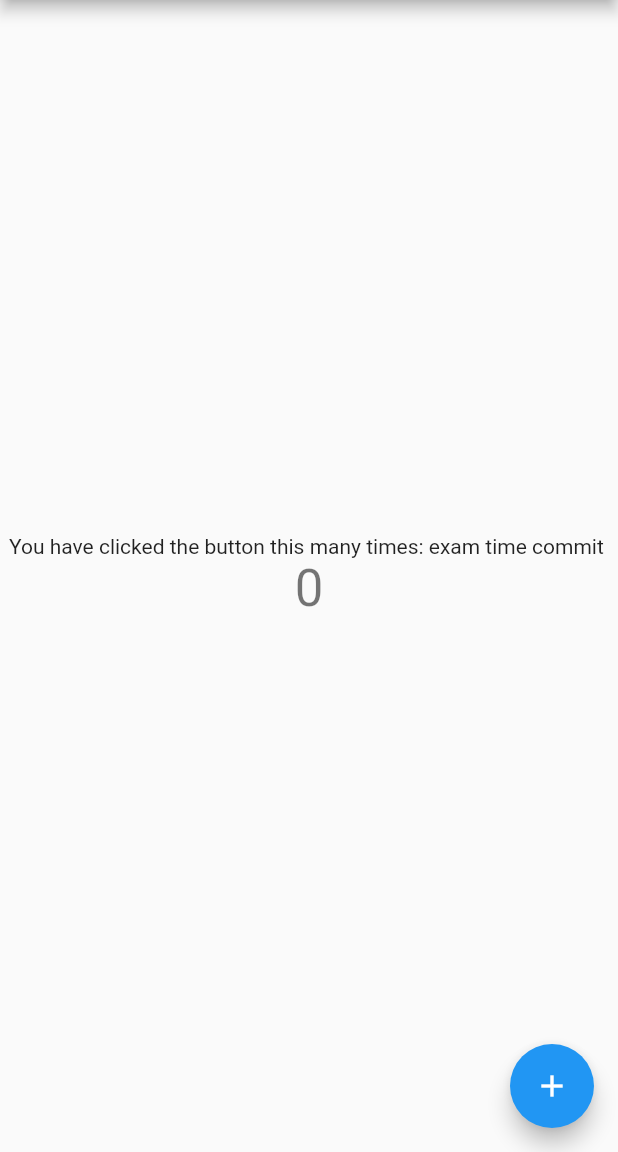
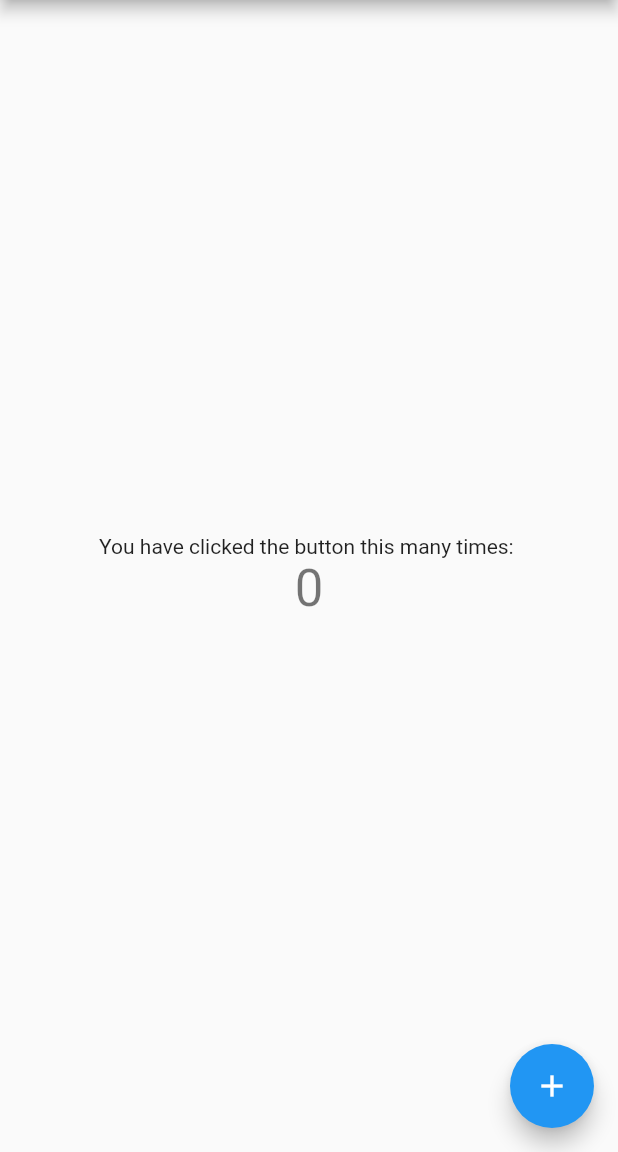
Before and after one commit to ankitojha07/flutter_app_one, a Flutter app: the screen it shows after launch, on a phone screen of 412 x 824 dp, the part 84-1236 px from its top. Run offline on Flutter 3.47's test engine with Material 2 defaults, Android fonts, the phone set to English and light mode, and no system bars.

Commit message:
Text : change

```diff
--- a/lib/main.dart
+++ b/lib/main.dart
@@ -47,7 +47,7 @@ class _MyHomePageState extends State<MyHomePage> {
           mainAxisAlignment: MainAxisAlignment.center,
           children: <Widget>[
             const Text(
-              'You have clicked the button this many times: exam time commit ',
+              'You have clicked the button this many times: ',
             ),
             Text(
               '$_counter',
```
